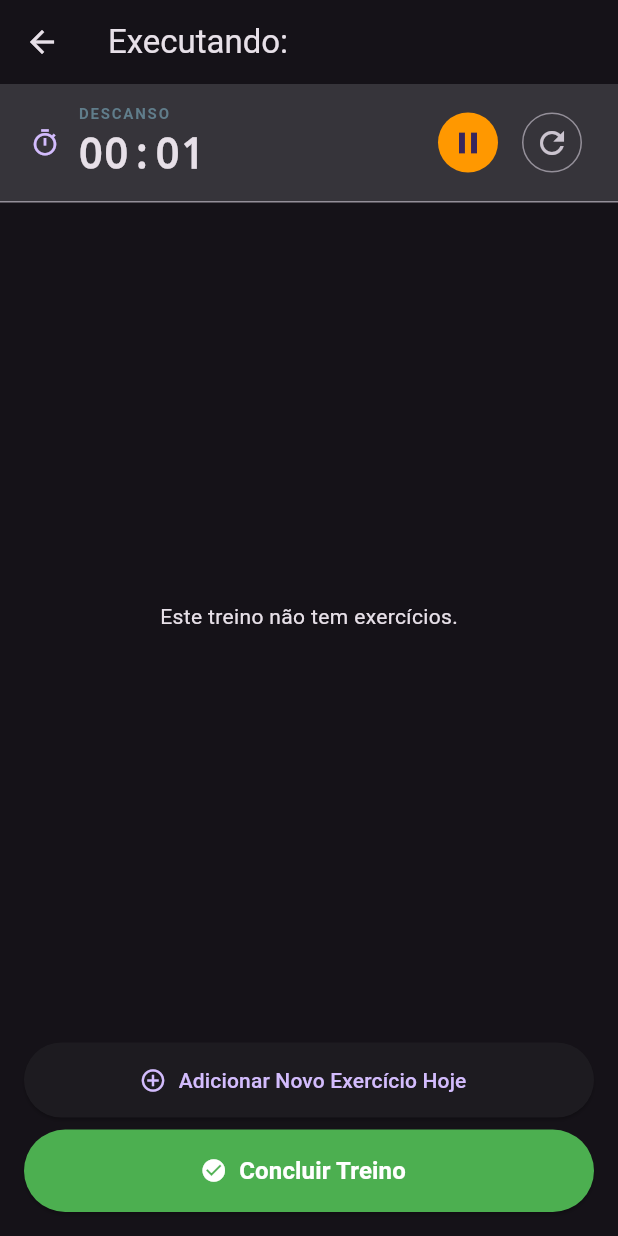
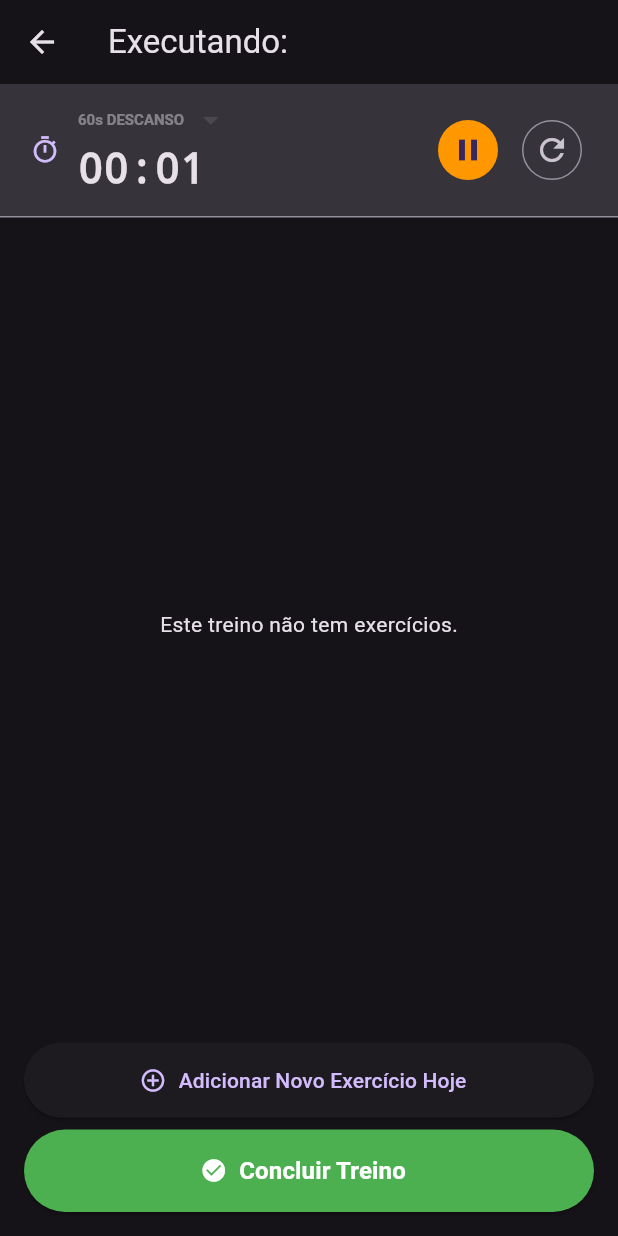
Before and after one commit to vitoralcantara/app-treino-ia, a Flutter app: the WorkoutExecutionScreen screen opened directly with empty values, after a tap on the "play arrow" icon, on a phone screen of 412 x 824 dp. Run offline on Flutter 3.47's test engine with Material 3 defaults, Android fonts, the phone set to English and light mode, and no system bars; our stand-ins replace flutter_local_notifications, flutter_riverpod, flutter_timezone, image_picker, shared_preferences, sqflite and 1 more; accounts and stored records are empty; statements that could not run were skipped.

Commit message:
Feat: Implement rest timer notifications and duration selector

```diff
--- a/lib/main.dart
+++ b/lib/main.dart
@@ -1,9 +1,11 @@
 import 'package:flutter/material.dart';
 import 'package:flutter_riverpod/flutter_riverpod.dart';
 import 'screens/home_screen.dart';
+import 'services/notification_service.dart';
 
-void main() {
+void main() async {
   WidgetsFlutterBinding.ensureInitialized();
+  await NotificationService().init();
   runApp(
     const ProviderScope(
       child: MyApp(),
--- a/lib/screens/workout_execution_screen.dart
+++ b/lib/screens/workout_execution_screen.dart
@@ -8,6 +8,7 @@ import '../models/workout_session.dart';
 import '../models/exercise_set.dart';
 import '../models/exercise.dart';
 import '../providers/workout_provider.dart';
+import '../services/notification_service.dart';
 
 class WorkoutExecutionScreen extends ConsumerStatefulWidget {
   final Workout workout;
@@ -28,10 +29,12 @@ class _WorkoutExecutionScreenState extends ConsumerState<WorkoutExecutionScreen>
   Timer? _timer;
   int _seconds = 0;
   bool _isTimerRunning = false;
+  int _selectedRestTime = 60; // Tempo de descanso padrão: 60s
 
   @override
   void dispose() {
     _timer?.cancel();
+    NotificationService().cancelAllNotifications();
     super.dispose();
   }
 
@@ -40,15 +43,23 @@ class _WorkoutExecutionScreenState extends ConsumerState<WorkoutExecutionScreen>
     setState(() {
       _isTimerRunning = true;
     });
+
+    // Agendar notificação para o fim do tempo selecionado
+    NotificationService().scheduleRestNotification(_selectedRestTime - _seconds > 0 ? _selectedRestTime - _seconds : _selectedRestTime);
+
     _timer = Timer.periodic(const Duration(seconds: 1), (timer) {
       setState(() {
         _seconds++;
+        if (_seconds >= _selectedRestTime) {
+          _pauseTimer();
+        }
       });
     });
   }
 
   void _pauseTimer() {
     _timer?.cancel();
+    NotificationService().cancelAllNotifications();
     setState(() {
       _isTimerRunning = false;
     });
@@ -56,6 +67,7 @@ class _WorkoutExecutionScreenState extends ConsumerState<WorkoutExecutionScreen>
 
   void _resetTimer() {
     _timer?.cancel();
+    NotificationService().cancelAllNotifications();
     setState(() {
       _seconds = 0;
       _isTimerRunning = false;
@@ -414,13 +426,32 @@ class _WorkoutExecutionScreenState extends ConsumerState<WorkoutExecutionScreen>
                     Column(
                       crossAxisAlignment: CrossAxisAlignment.start,
                       children: [
-                        const Text(
-                          'DESCANSO',
-                          style: TextStyle(fontSize: 10, fontWeight: FontWeight.bold, color: Colors.blueGrey, letterSpacing: 1.2),
+                        DropdownButtonHideUnderline(
+                          child: DropdownButton<int>(
+                            value: _selectedRestTime,
+                            isDense: true,
+                            style: const TextStyle(fontSize: 10, fontWeight: FontWeight.bold, color: Colors.blueGrey),
+                            items: [30, 45, 60, 90, 120].map((int value) {
+                              return DropdownMenuItem<int>(
+                                value: value,
+                                child: Text('${value}s DESCANSO'),
+                              );
+                            }).toList(),
+                            onChanged: _isTimerRunning ? null : (newValue) {
+                              setState(() {
+                                _selectedRestTime = newValue!;
+                              });
+                            },
+                          ),
                         ),
                         Text(
                           _formatTime(_seconds),
-                          style: const TextStyle(fontSize: 28, fontWeight: FontWeight.bold, fontFamily: 'monospace'),
+                          style: TextStyle(
+                            fontSize: 28,
+                            fontWeight: FontWeight.bold,
+                            fontFamily: 'monospace',
+                            color: _seconds >= _selectedRestTime ? Colors.redAccent : null,
+                          ),
                         ),
                       ],
                     ),
--- /dev/null
+++ b/lib/services/notification_service.dart
@@ -0,0 +1,68 @@
+import 'package:flutter_local_notifications/flutter_local_notifications.dart';
+import 'package:timezone/timezone.dart' as tz;
+import 'package:timezone/data/latest_all.dart' as tz;
+import 'package:flutter_timezone/flutter_timezone.dart';
+
+class NotificationService {
+  static final NotificationService _instance = NotificationService._();
+  factory NotificationService() => _instance;
+  NotificationService._();
+
+  final FlutterLocalNotificationsPlugin flutterLocalNotificationsPlugin =
+      FlutterLocalNotificationsPlugin();
+
+  Future<void> init() async {
+    const AndroidInitializationSettings initializationSettingsAndroid =
+        AndroidInitializationSettings('@mipmap/ic_launcher');
+
+    const DarwinInitializationSettings initializationSettingsDarwin =
+        DarwinInitializationSettings(
+      requestAlertPermission: true,
+      requestBadgePermission: true,
+      requestSoundPermission: true,
+    );
+
+    const InitializationSettings initializationSettings = InitializationSettings(
+      android: initializationSettingsAndroid,
+      iOS: initializationSettingsDarwin,
+    );
+
+    await flutterLocalNotificationsPlugin.initialize(initializationSettings);
+
+    // Inicializar fuso horário
+    tz.initializeTimeZones();
+    final String timeZoneName = await FlutterTimezone.getLocalTimezone();
+    tz.setLocalLocation(tz.getLocation(timeZoneName));
+  }
+
+  Future<void> scheduleRestNotification(int seconds) async {
+    await flutterLocalNotificationsPlugin.zonedSchedule(
+      0,
+      'Descanso Finalizado!',
+      'Hora de voltar para a próxima série!',
+      tz.TZDateTime.now(tz.local).add(Duration(seconds: seconds)),
+      const NotificationDetails(
+        android: AndroidNotificationDetails(
+          'rest_timer_channel',
+          'Temporizador de Descanso',
+          channelDescription: 'Notificações de fim de descanso no treino',
+          importance: Importance.max,
+          priority: Priority.high,
+          showWhen: true,
+        ),
+        iOS: DarwinNotificationDetails(
+          presentAlert: true,
+          presentBadge: true,
+          presentSound: true,
+        ),
+      ),
+      androidScheduleMode: AndroidScheduleMode.exactAllowWhileIdle,
+      uiLocalNotificationDateInterpretation:
+          UILocalNotificationDateInterpretation.absoluteTime,
+    );
+  }
+
+  Future<void> cancelAllNotifications() async {
+    await flutterLocalNotificationsPlugin.cancelAll();
+  }
+}
--- a/pubspec.yaml
+++ b/pubspec.yaml
@@ -40,6 +40,9 @@ dependencies:
   path: ^1.9.1
   shared_preferences: ^2.5.5
   image_picker: ^1.2.2
+  flutter_local_notifications: ^22.0.0
+  timezone: ^0.11.0
+  flutter_timezone: ^5.1.0
 
 dev_dependencies:
   flutter_test:
```
